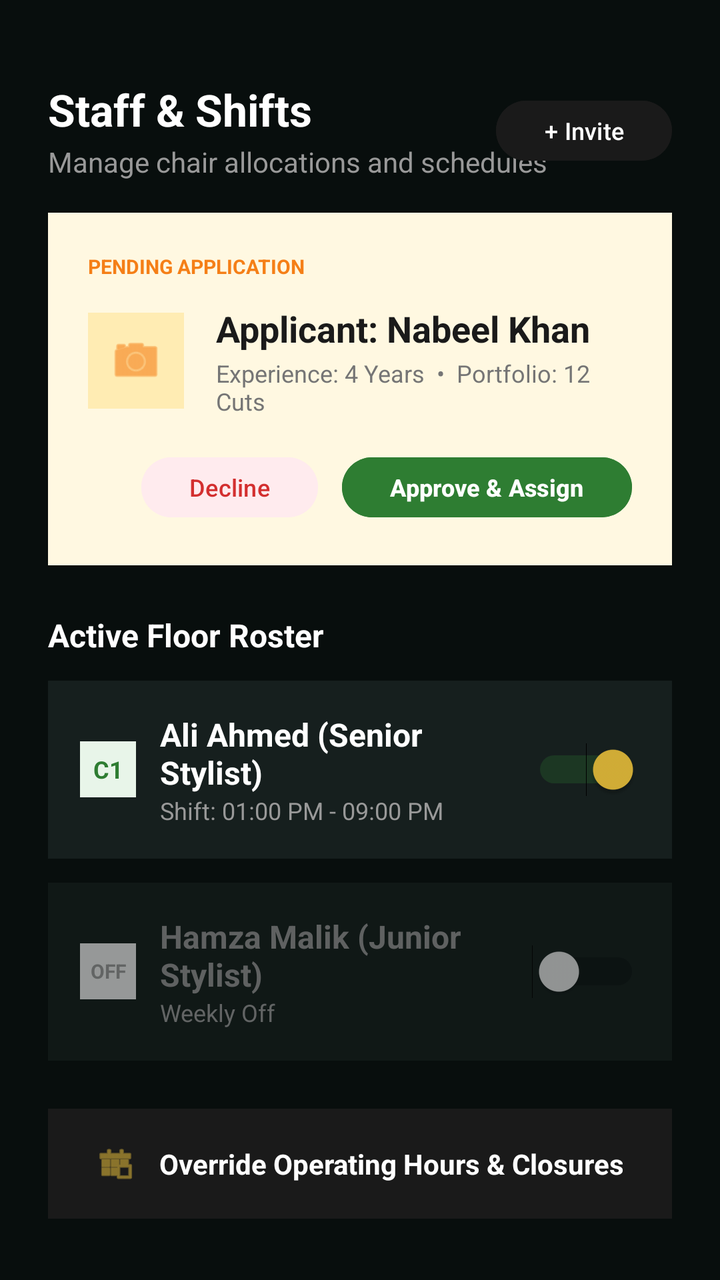
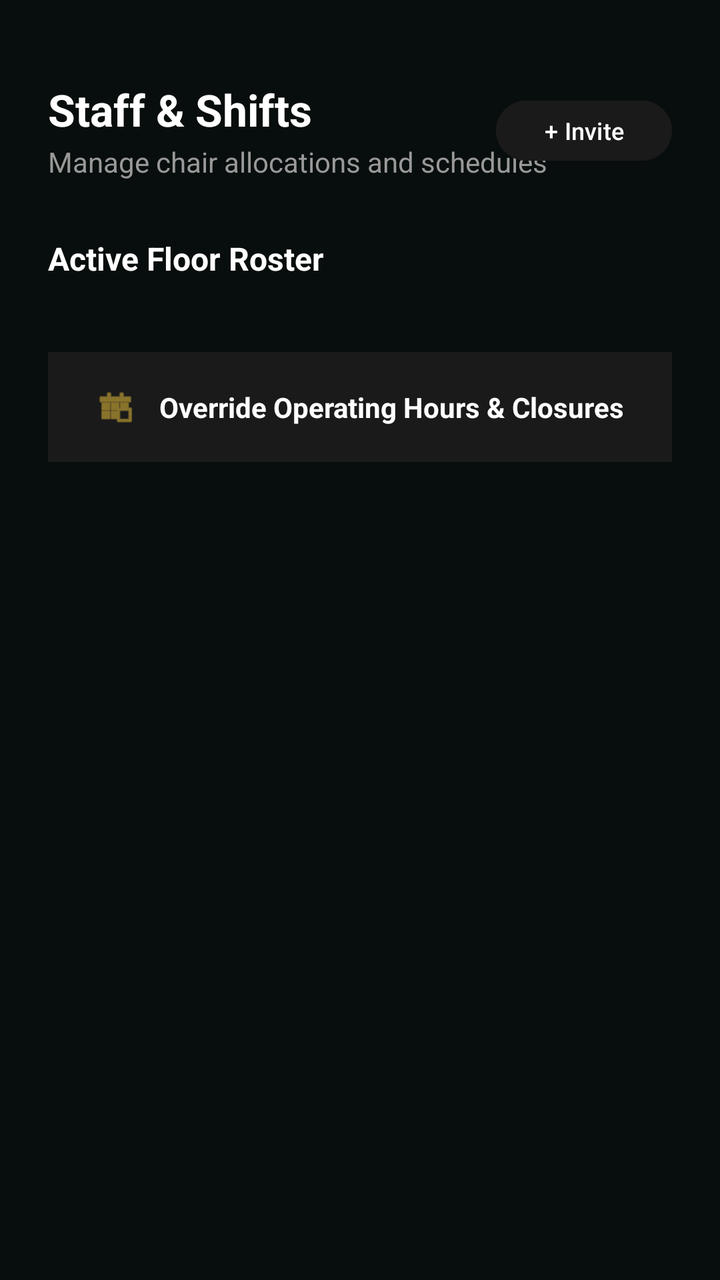

Screens rendered from an Android XML layout before and after an edit, with the pre-edit source and the edit as a unified diff.
<!-- AndroidManifest.xml: application theme Theme.Trimly -->
<!-- res/layout/fragment_staff_manager.xml -->
<androidx.constraintlayout.widget.ConstraintLayout
    xmlns:android="http://schemas.android.com/apk/res/android"
    xmlns:app="http://schemas.android.com/apk/res-auto"
    android:layout_width="match_parent"
    android:layout_height="match_parent"
    android:background="#080E0D">

    <ScrollView
        android:layout_width="match_parent"
        android:layout_height="match_parent"
        android:fillViewport="true"
        android:scrollbars="none">

        <LinearLayout
            android:layout_width="match_parent"
            android:layout_height="wrap_content"
            android:orientation="vertical"
            android:paddingBottom="40dp">

            
            <androidx.constraintlayout.widget.ConstraintLayout
                android:layout_width="match_parent"
                android:layout_height="wrap_content"
                android:paddingHorizontal="24dp"
                android:paddingTop="40dp"
                android:paddingBottom="16dp">

                <TextView
                    android:id="@+id/tv_page_title"
                    android:layout_width="wrap_content"
                    android:layout_height="wrap_content"
                    android:text="Staff &amp; Shifts"
                    android:textColor="#FFFFFF"
                    android:textSize="22sp"
                    android:textStyle="bold"
                    app:layout_constraintStart_toStartOf="parent"
                    app:layout_constraintTop_toTopOf="parent" />

                <TextView
                    android:layout_width="wrap_content"
                    android:layout_height="wrap_content"
                    android:text="Manage chair allocations and schedules"
                    android:textColor="#999999"
                    android:textSize="14sp"
                    android:layout_marginTop="2dp"
                    app:layout_constraintStart_toStartOf="parent"
                    app:layout_constraintTop_toBottomOf="@id/tv_page_title" />

                <Button
                    android:id="@+id/btn_add_staff"
                    android:layout_width="wrap_content"
                    android:layout_height="38dp"
                    android:text="+ Invite"
                    android:textSize="12sp"
                    android:backgroundTint="#1A1A1A"
                    android:textColor="#FFFFFF"
                    app:layout_constraintEnd_toEndOf="parent"
                    app:layout_constraintTop_toTopOf="parent"
                    app:layout_constraintBottom_toBottomOf="parent"/>
            </androidx.constraintlayout.widget.ConstraintLayout>

            
            <LinearLayout
                android:id="@+id/card_pending_applicant"
                android:layout_width="match_parent"
                android:layout_height="wrap_content"
                android:orientation="vertical"
                android:background="#FFF8E1"
                android:padding="20dp"
                android:layout_marginHorizontal="24dp"
                android:layout_marginBottom="24dp"
                android:elevation="1dp">

                <TextView
                    android:layout_width="wrap_content"
                    android:layout_height="wrap_content"
                    android:text="PENDING APPLICATION"
                    android:textColor="#F57F17"
                    android:textSize="10sp"
                    android:textStyle="bold"/>

                <LinearLayout android:layout_width="match_parent" android:layout_height="wrap_content"
                    android:orientation="horizontal" android:gravity="center_vertical" android:layout_marginTop="12dp">
                    <ImageView android:layout_width="48dp" android:layout_height="48dp"
                        android:src="@android:drawable/ic_menu_camera" app:tint="#F57F17"
                        android:background="#FFECB3" android:padding="10dp"/>
                    <LinearLayout android:layout_width="0dp" android:layout_height="wrap_content"
                        android:layout_weight="1" android:orientation="vertical" android:layout_marginStart="16dp">
                        <TextView android:layout_width="wrap_content" android:layout_height="wrap_content"
                            android:text="Applicant: Nabeel Khan" android:textColor="#1A1A1A" android:textSize="18sp" android:textStyle="bold"/>
                        <TextView android:layout_width="wrap_content" android:layout_height="wrap_content"
                            android:text="Experience: 4 Years  •  Portfolio: 12 Cuts" android:textColor="#757575" android:textSize="12sp" android:layout_marginTop="2dp"/>
                    </LinearLayout>
                </LinearLayout>

                <LinearLayout android:layout_width="match_parent" android:layout_height="wrap_content"
                    android:orientation="horizontal" android:layout_marginTop="16dp" android:gravity="end">
                    <Button android:id="@+id/btn_reject_applicant"
                        android:layout_width="wrap_content" android:layout_height="38dp"
                        android:text="Decline" android:textColor="#D32F2F" android:backgroundTint="#FFEBEE"
                        android:textSize="12sp" android:layout_marginEnd="12dp"/>
                    <Button android:id="@+id/btn_approve_applicant"
                        android:layout_width="wrap_content" android:layout_height="38dp"
                        android:text="Approve &amp; Assign" android:textColor="#FFFFFF" android:backgroundTint="#2E7D32"
                        android:textStyle="bold" android:textSize="12sp"/>
                </LinearLayout>
            </LinearLayout>

            
            <TextView
                android:layout_width="wrap_content"
                android:layout_height="wrap_content"
                android:text="Active Floor Roster"
                android:textColor="#FFFFFF"
                android:textSize="16sp"
                android:textStyle="bold"
                android:layout_marginHorizontal="24dp"
                android:layout_marginBottom="12dp" />

            <LinearLayout
                android:layout_width="match_parent"
                android:layout_height="wrap_content"
                android:orientation="vertical"
                android:layout_marginHorizontal="24dp"
                android:background="#CC1A2422"
                android:padding="16dp"
                android:layout_marginBottom="12dp">

                <LinearLayout android:layout_width="match_parent" android:layout_height="wrap_content"
                    android:orientation="horizontal" android:gravity="center_vertical">
                    <TextView android:layout_width="28dp" android:layout_height="28dp"
                        android:background="#E8F5E9" android:textColor="#2E7D32" android:text="C1"
                        android:textStyle="bold" android:gravity="center" android:textSize="12sp"/>
                    <LinearLayout android:layout_width="0dp" android:layout_height="wrap_content"
                        android:layout_weight="1" android:orientation="vertical" android:layout_marginStart="12dp">
                        <TextView android:layout_width="wrap_content" android:layout_height="wrap_content"
                            android:text="Ali Ahmed (Senior Stylist)" android:textColor="#FFFFFF" android:textStyle="bold" android:textSize="16sp"/>
                        <TextView android:layout_width="wrap_content" android:layout_height="wrap_content"
                            android:text="Shift: 01:00 PM - 09:00 PM" android:textColor="#999999" android:textSize="12sp"/>
                    </LinearLayout>
                    <Switch android:layout_width="wrap_content" android:layout_height="wrap_content"
                        android:checked="true" android:thumbTint="#D4AF37" android:trackTint="#2E7D32"/>
                </LinearLayout>
            </LinearLayout>

            <LinearLayout
                android:layout_width="match_parent"
                android:layout_height="wrap_content"
                android:orientation="vertical"
                android:layout_marginHorizontal="24dp"
                android:background="#CC1A2422"
                android:padding="16dp"
                android:layout_marginBottom="24dp"
                android:alpha="0.6">

                <LinearLayout android:layout_width="match_parent" android:layout_height="wrap_content"
                    android:orientation="horizontal" android:gravity="center_vertical">
                    <TextView android:layout_width="28dp" android:layout_height="28dp"
                        android:background="#F5F5F5" android:textColor="#9E9E9E" android:text="OFF"
                        android:textStyle="bold" android:gravity="center" android:textSize="10sp"/>
                    <LinearLayout android:layout_width="0dp" android:layout_height="wrap_content"
                        android:layout_weight="1" android:orientation="vertical" android:layout_marginStart="12dp">
                        <TextView android:layout_width="wrap_content" android:layout_height="wrap_content"
                            android:text="Hamza Malik (Junior Stylist)" android:textColor="#999999" android:textStyle="bold" android:textSize="16sp"/>
                        <TextView android:layout_width="wrap_content" android:layout_height="wrap_content"
                            android:text="Weekly Off" android:textColor="#9E9E9E" android:textSize="12sp"/>
                    </LinearLayout>
                    <Switch android:layout_width="wrap_content" android:layout_height="wrap_content"
                        android:checked="false"/>
                </LinearLayout>
            </LinearLayout>

            <LinearLayout
                android:id="@+id/btn_manage_closures"
                android:layout_width="match_parent"
                android:layout_height="55dp"
                android:background="#1A1A1A"
                android:orientation="horizontal"
                android:gravity="center"
                android:paddingHorizontal="16dp"
                android:layout_marginHorizontal="24dp">

                <ImageView android:layout_width="20dp" android:layout_height="20dp"
                    android:src="@android:drawable/ic_menu_today" app:tint="#D4AF37"/>
                <TextView android:layout_width="wrap_content" android:layout_height="wrap_content"
                    android:text="Override Operating Hours &amp; Closures" android:textColor="#FFFFFF"
                    android:textSize="14sp" android:textStyle="bold" android:layout_marginStart="12dp"/>
            </LinearLayout>
        </LinearLayout>
    </ScrollView>
</androidx.constraintlayout.widget.ConstraintLayout>
<!-- resources referenced by this layout -->
<resources>
  <style name="Theme.Trimly" parent="Base.Theme.Trimly" />
  <style name="Base.Theme.Trimly" parent="Theme.Material3.DayNight.NoActionBar">
          
          
      </style>
</resources>

<!-- the commit's change to res/layout/fragment_staff_manager.xml (unified diff, before → after) -->
@@ -17,7 +17,6 @@
             android:orientation="vertical"
             android:paddingBottom="40dp">
 
-            
             <androidx.constraintlayout.widget.ConstraintLayout
                 android:layout_width="match_parent"
                 android:layout_height="wrap_content"
@@ -59,54 +58,13 @@
                     app:layout_constraintBottom_toBottomOf="parent"/>
             </androidx.constraintlayout.widget.ConstraintLayout>
 
-            
             <LinearLayout
-                android:id="@+id/card_pending_applicant"
+                android:id="@+id/pending_staff_container"
                 android:layout_width="match_parent"
                 android:layout_height="wrap_content"
                 android:orientation="vertical"
-                android:background="#FFF8E1"
-                android:padding="20dp"
-                android:layout_marginHorizontal="24dp"
-                android:layout_marginBottom="24dp"
-                android:elevation="1dp">
+                android:paddingBottom="12dp" />
 
-                <TextView
-                    android:layout_width="wrap_content"
-                    android:layout_height="wrap_content"
-                    android:text="PENDING APPLICATION"
-                    android:textColor="#F57F17"
-                    android:textSize="10sp"
-                    android:textStyle="bold"/>
-
-                <LinearLayout android:layout_width="match_parent" android:layout_height="wrap_content"
-                    android:orientation="horizontal" android:gravity="center_vertical" android:layout_marginTop="12dp">
-                    <ImageView android:layout_width="48dp" android:layout_height="48dp"
-                        android:src="@android:drawable/ic_menu_camera" app:tint="#F57F17"
-                        android:background="#FFECB3" android:padding="10dp"/>
-                    <LinearLayout android:layout_width="0dp" android:layout_height="wrap_content"
-                        android:layout_weight="1" android:orientation="vertical" android:layout_marginStart="16dp">
-                        <TextView android:layout_width="wrap_content" android:layout_height="wrap_content"
-                            android:text="Applicant: Nabeel Khan" android:textColor="#1A1A1A" android:textSize="18sp" android:textStyle="bold"/>
-                        <TextView android:layout_width="wrap_content" android:layout_height="wrap_content"
-                            android:text="Experience: 4 Years  •  Portfolio: 12 Cuts" android:textColor="#757575" android:textSize="12sp" android:layout_marginTop="2dp"/>
-                    </LinearLayout>
-                </LinearLayout>
-
-                <LinearLayout android:layout_width="match_parent" android:layout_height="wrap_content"
-                    android:orientation="horizontal" android:layout_marginTop="16dp" android:gravity="end">
-                    <Button android:id="@+id/btn_reject_applicant"
-                        android:layout_width="wrap_content" android:layout_height="38dp"
-                        android:text="Decline" android:textColor="#D32F2F" android:backgroundTint="#FFEBEE"
-                        android:textSize="12sp" android:layout_marginEnd="12dp"/>
-                    <Button android:id="@+id/btn_approve_applicant"
-                        android:layout_width="wrap_content" android:layout_height="38dp"
-                        android:text="Approve &amp; Assign" android:textColor="#FFFFFF" android:backgroundTint="#2E7D32"
-                        android:textStyle="bold" android:textSize="12sp"/>
-                </LinearLayout>
-            </LinearLayout>
-
-            
             <TextView
                 android:layout_width="wrap_content"
                 android:layout_height="wrap_content"
@@ -117,58 +75,25 @@
                 android:layout_marginHorizontal="24dp"
                 android:layout_marginBottom="12dp" />
 
+            <TextView
+                android:id="@+id/tv_no_active_staff"
+                android:layout_width="match_parent"
+                android:layout_height="wrap_content"
+                android:text="No barbers currently assigned to the roster."
+                android:textColor="#888888"
+                android:textSize="13sp"
+                android:textAlignment="center"
+                android:textStyle="italic"
+                android:layout_marginBottom="24dp"
+                android:visibility="gone"/>
+
             <LinearLayout
+                android:id="@+id/active_staff_container"
                 android:layout_width="match_parent"
                 android:layout_height="wrap_content"
                 android:orientation="vertical"
                 android:layout_marginHorizontal="24dp"
-                android:background="#CC1A2422"
-                android:padding="16dp"
-                android:layout_marginBottom="12dp">
-
-                <LinearLayout android:layout_width="match_parent" android:layout_height="wrap_content"
-                    android:orientation="horizontal" android:gravity="center_vertical">
-                    <TextView android:layout_width="28dp" android:layout_height="28dp"
-                        android:background="#E8F5E9" android:textColor="#2E7D32" android:text="C1"
-                        android:textStyle="bold" android:gravity="center" android:textSize="12sp"/>
-                    <LinearLayout android:layout_width="0dp" android:layout_height="wrap_content"
-                        android:layout_weight="1" android:orientation="vertical" android:layout_marginStart="12dp">
-                        <TextView android:layout_width="wrap_content" android:layout_height="wrap_content"
-                            android:text="Ali Ahmed (Senior Stylist)" android:textColor="#FFFFFF" android:textStyle="bold" android:textSize="16sp"/>
-                        <TextView android:layout_width="wrap_content" android:layout_height="wrap_content"
-                            android:text="Shift: 01:00 PM - 09:00 PM" android:textColor="#999999" android:textSize="12sp"/>
-                    </LinearLayout>
-                    <Switch android:layout_width="wrap_content" android:layout_height="wrap_content"
-                        android:checked="true" android:thumbTint="#D4AF37" android:trackTint="#2E7D32"/>
-                </LinearLayout>
-            </LinearLayout>
-
-            <LinearLayout
-                android:layout_width="match_parent"
-                android:layout_height="wrap_content"
-                android:orientation="vertical"
-                android:layout_marginHorizontal="24dp"
-                android:background="#CC1A2422"
-                android:padding="16dp"
-                android:layout_marginBottom="24dp"
-                android:alpha="0.6">
-
-                <LinearLayout android:layout_width="match_parent" android:layout_height="wrap_content"
-                    android:orientation="horizontal" android:gravity="center_vertical">
-                    <TextView android:layout_width="28dp" android:layout_height="28dp"
-                        android:background="#F5F5F5" android:textColor="#9E9E9E" android:text="OFF"
-                        android:textStyle="bold" android:gravity="center" android:textSize="10sp"/>
-                    <LinearLayout android:layout_width="0dp" android:layout_height="wrap_content"
-                        android:layout_weight="1" android:orientation="vertical" android:layout_marginStart="12dp">
-                        <TextView android:layout_width="wrap_content" android:layout_height="wrap_content"
-                            android:text="Hamza Malik (Junior Stylist)" android:textColor="#999999" android:textStyle="bold" android:textSize="16sp"/>
-                        <TextView android:layout_width="wrap_content" android:layout_height="wrap_content"
-                            android:text="Weekly Off" android:textColor="#9E9E9E" android:textSize="12sp"/>
-                    </LinearLayout>
-                    <Switch android:layout_width="wrap_content" android:layout_height="wrap_content"
-                        android:checked="false"/>
-                </LinearLayout>
-            </LinearLayout>
+                android:layout_marginBottom="24dp" />
 
             <LinearLayout
                 android:id="@+id/btn_manage_closures"
